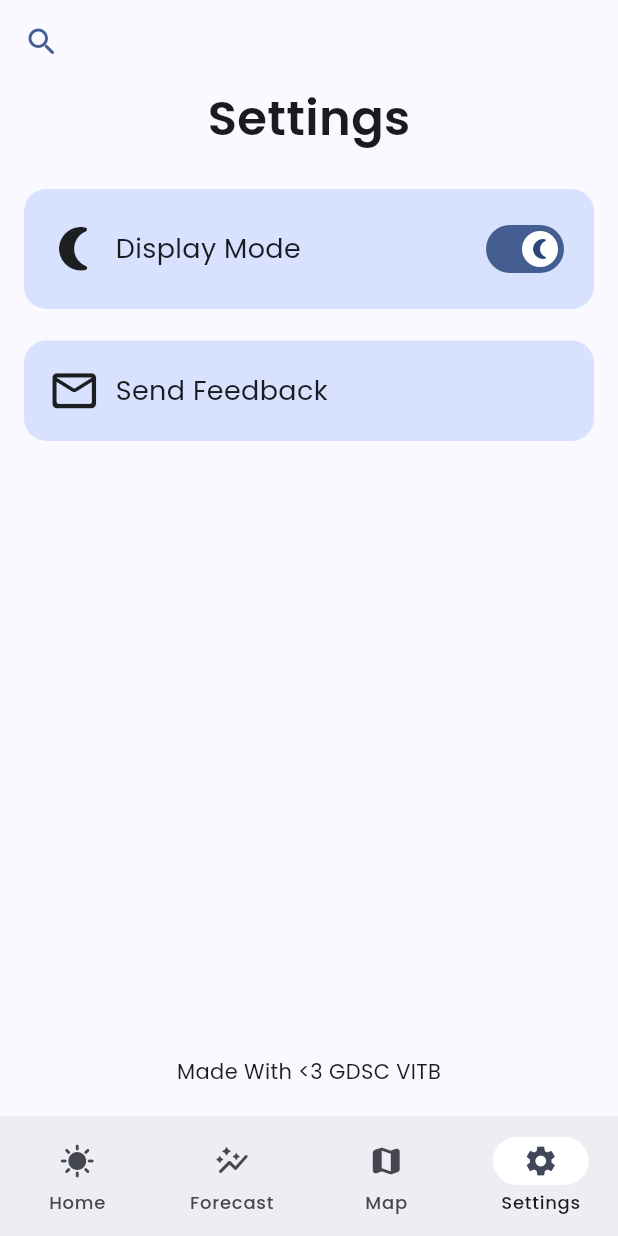
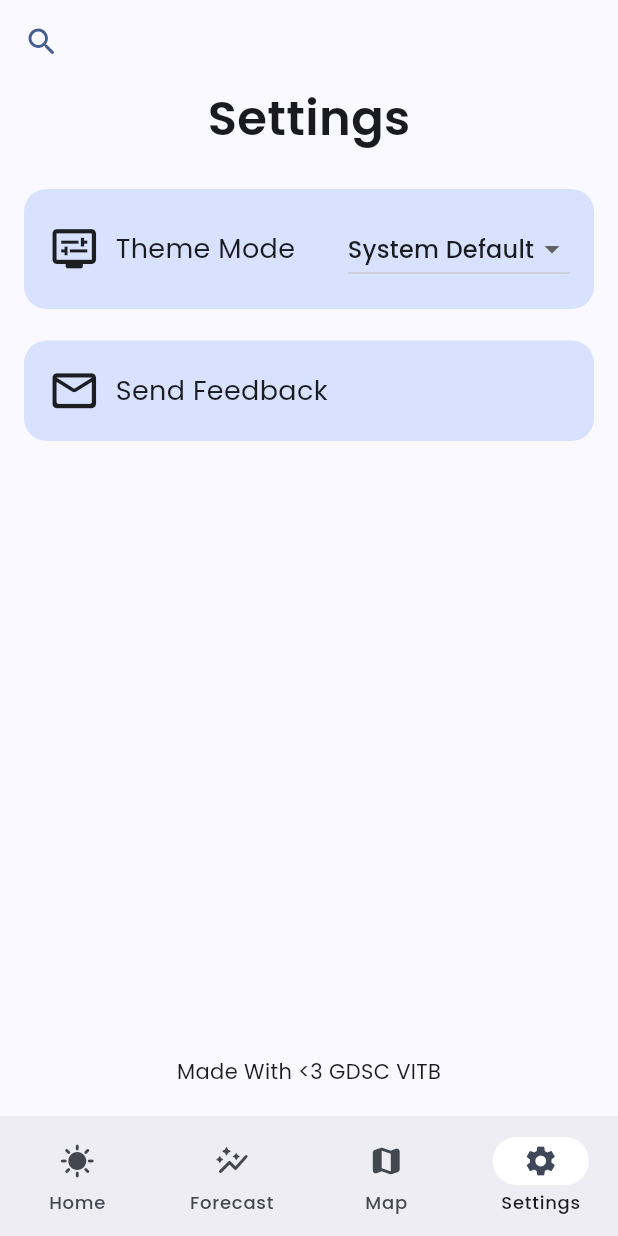
Before and after one commit to GDGCVITBHOPAL/Weathered, a Flutter app: the screen it shows after launch, item 4 of the bottom bar chosen, on a phone screen of 412 x 824 dp. Run offline on Flutter 3.47's test engine with Material 3 defaults, Android fonts, the light colour scheme and no system bars; drawn by our look-alikes of dynamic_color; our stand-ins replace flutter_riverpod, gap, geolocator, google_maps_flutter, logger; network calls fail.

Commit message:
added theme changer

```diff
--- a/lib/main.dart
+++ b/lib/main.dart
@@ -8,24 +8,27 @@ void main() {
   runApp(const ProviderScope(child: MainApp()));
 }
 
-class MainApp extends StatelessWidget {
+final themeModeProvider = StateProvider<ThemeMode>((ref) => ThemeMode.system);
+
+class MainApp extends ConsumerWidget {
   const MainApp({super.key});
 
   @override
-  Widget build(BuildContext context) {
+  Widget build(BuildContext context, WidgetRef ref) {
+    final themeMode = ref.watch(themeModeProvider);
+
     return DynamicColorBuilder(
       builder: (lightDynamic, darkDynamic) {
         ColorScheme lightColorScheme;
         ColorScheme darkColorScheme;
         if (lightDynamic != null && darkDynamic != null) {
-          // setting the color scheme
           lightColorScheme = lightDynamic.harmonized();
           darkColorScheme = darkDynamic.harmonized();
         } else {
-          // if the dynamic color is null
           lightColorScheme = ColorScheme.fromSeed(seedColor: Colors.blueAccent);
           darkColorScheme = ColorScheme.fromSeed(seedColor: Colors.blueAccent);
         }
+
         return MaterialApp(
           debugShowCheckedModeBanner: false,
           home: const HomeView(),
@@ -39,6 +42,7 @@ class MainApp extends StatelessWidget {
             colorScheme: darkColorScheme.copyWith(),
             useMaterial3: true,
           ),
+          themeMode: themeMode,
         );
       },
     );
--- a/lib/src/features/settings/view/settings_view.dart
+++ b/lib/src/features/settings/view/settings_view.dart
@@ -1,13 +1,15 @@
 import 'package:flutter/material.dart';
+import 'package:flutter/widgets.dart';
+import 'package:flutter_riverpod/flutter_riverpod.dart';
 import 'package:gap/gap.dart';
 import 'package:url_launcher/url_launcher.dart';
+import 'package:weathered/main.dart';
 
 import '../../../utils/style.dart';
-import '../model/settings_model.dart';
 
 final Uri _url = Uri.parse('https://github.com/DSCVITBHOPAL/Weathered');
 
-class SettingsView extends StatelessWidget {
+class SettingsView extends ConsumerWidget {
   const SettingsView({super.key});
 
   Future<void> _launchUrl() async {
@@ -17,11 +19,12 @@ class SettingsView extends StatelessWidget {
   }
 
   @override
-  Widget build(BuildContext context) {
+  Widget build(BuildContext context, WidgetRef ref) {
+    final themeMode = ref.watch(themeModeProvider);
+
     return Scaffold(
       body: Column(
         children: [
-        // const Gap(16),
           Center(
             child: Text(
               'Settings',
@@ -30,66 +33,68 @@ class SettingsView extends StatelessWidget {
           ),
           const Gap(8),
 
-        //For Dark Mode
-        // The Slider is left
+          // Theme Mode Dropdown
           Container(
             margin: const EdgeInsets.fromLTRB(16, 16, 16, 5),
             decoration: BoxDecoration(
               color: Theme.of(context).colorScheme.primaryContainer,
-              borderRadius: BorderRadius.circular(15.0)),
+              borderRadius: BorderRadius.circular(15.0),
+            ),
             padding: const EdgeInsets.all(16.0),
             child: Row(
               children: [
-              const Icon(Icons.nightlight_round, size: 35.0),
+                const Icon(Icons.display_settings_rounded, size: 35.0),
                 const Gap(10.0),
-              Text("Display Mode", style: AppStyle.textTheme.labelMedium),
-
-              // this is done to keep the Switch Widget to left
-              const Expanded(
+                Text('Theme Mode', style: AppStyle.textTheme.labelMedium),
+                Expanded(
                   child: Row(
                     mainAxisAlignment: MainAxisAlignment.end,
                     children: [
-                    SwitchMode(),
+                      DropdownButton<ThemeMode>(
+                        value: themeMode,
+                        onChanged: (ThemeMode? newMode) {
+                          if (newMode != null) {
+                            ref.read(themeModeProvider.notifier).state =
+                                newMode;
+                          }
+                        },
+                        items: const [
+                          DropdownMenuItem(
+                            value: ThemeMode.system,
+                            child: Text('System Default'),
+                          ),
+                          DropdownMenuItem(
+                            value: ThemeMode.light,
+                            child: Text('Light Mode'),
+                          ),
+                          DropdownMenuItem(
+                            value: ThemeMode.dark,
+                            child: Text('Dark Mode'),
+                          ),
                         ],
                       ),
-              )
+                    ],
+                  ),
+                ),
               ],
             ),
           ),
 
-        //Temperature Unit
-        //The change method is left to be implemented
-        // Container(
-        //   margin: EdgeInsets.fromLTRB(16, 16, 16, 5),
-        //   decoration: BoxDecoration(
-        //       color: Theme.of(context).colorScheme.primaryContainer,
-        //       borderRadius: BorderRadius.circular(15.0)),
-        //   padding: EdgeInsets.all(16.0),
-        //   child: Row(
-        //     children: [
-        //       Icon(Icons.thermostat_outlined, size: 35.0),
-        //       Gap(10.0),
-        //       Text("Temperature Units", style: AppStyle.textTheme.labelMedium)
-        //     ],
-        //   ),
-        // ),
-
-        //Send Feedback
+          // Send Feedback
           GestureDetector(
-          onTap: () {
-            _launchUrl();
-          },
+            onTap: _launchUrl,
             child: Container(
               margin: const EdgeInsets.fromLTRB(16, 16, 16, 5),
               decoration: BoxDecoration(
                 color: Theme.of(context).colorScheme.primaryContainer,
-                borderRadius: BorderRadius.circular(15.0)),
+                borderRadius: BorderRadius.circular(15.0),
+              ),
               padding: const EdgeInsets.all(16.0),
               child: Row(
                 children: [
                   const Icon(Icons.mail_outline_rounded, size: 35.0),
                   const Gap(10.0),
-                Text("Send Feedback", style: AppStyle.textTheme.labelMedium)
+                  Text("Send Feedback", style: AppStyle.textTheme.labelMedium),
                 ],
               ),
             ),
@@ -100,10 +105,14 @@ class SettingsView extends StatelessWidget {
             child: Column(
               mainAxisAlignment: MainAxisAlignment.end,
               crossAxisAlignment: CrossAxisAlignment.center,
-            children: [Text("Made With <3 GDSC VITB"), Gap(20.0)],
+              children: [
+                Text("Made With <3 GDSC VITB"),
+                Gap(20.0),
+              ],
             ),
-        )
+          ),
         ],
-    ));
+      ),
+    );
   }
 }
--- a/pubspec.yaml
+++ b/pubspec.yaml
@@ -7,6 +7,7 @@ environment:
   sdk: '>=3.2.4 <4.0.0'
 
 dependencies:
+  connectivity_plus: ^6.0.3
   dynamic_color: ^1.6.9
   flutter:
     sdk: flutter
```
Also changed, not shown: pubspec.lock, 1 other file. Lines whose indentation alone changed are shown as unchanged.
